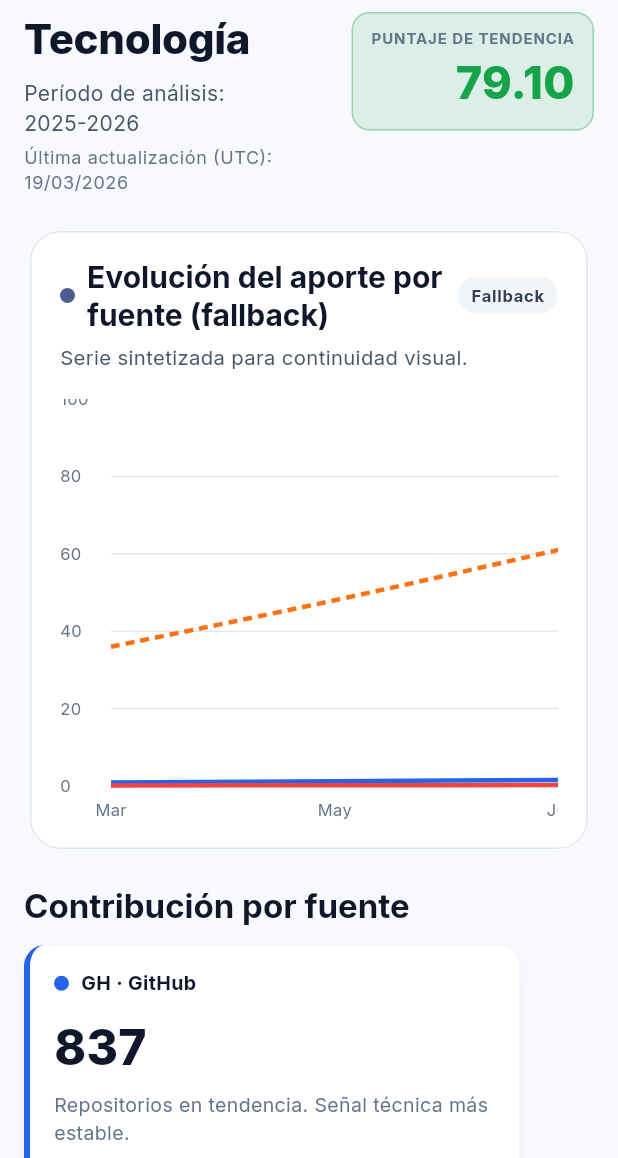
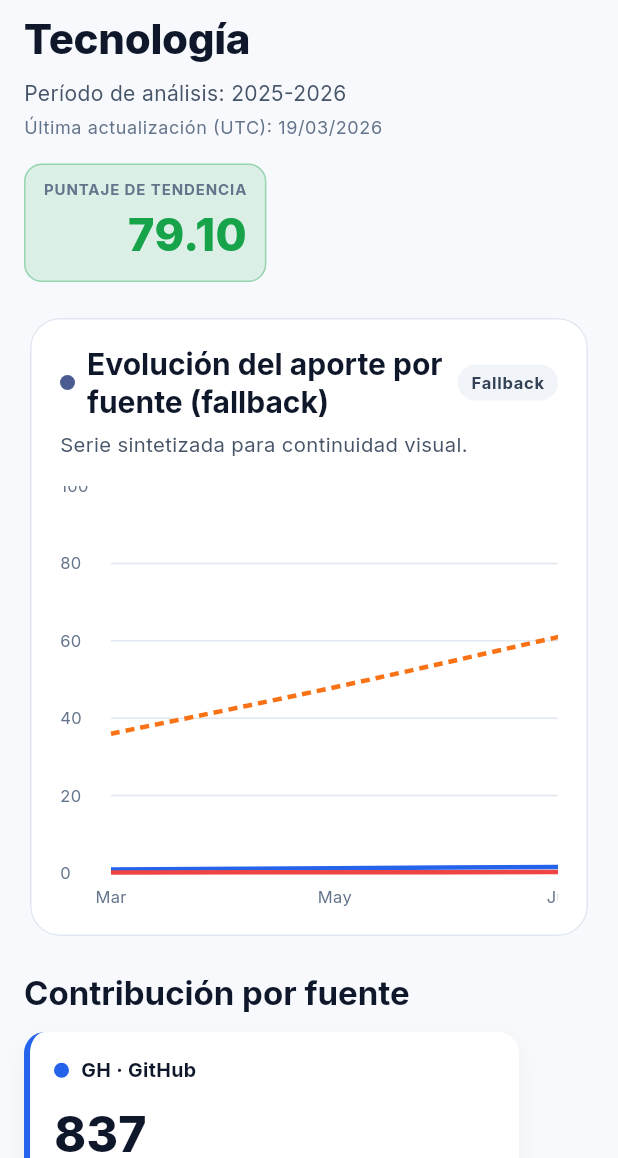
Before and after one commit to Sam-24-dev/Technology-trend-analysis-platform, a Flutter app: the TrendsTechScreen widget shown alone on an empty page, opened directly with empty values, on a phone screen of 412 x 824 dp, the part 78-1236 px from its top. Run offline on Flutter 3.47's test engine with Material 3 defaults, Android fonts, the phone set to English and light mode, and no system bars; drawn by our look-alikes of fl_chart; our stand-ins replace csv, flutter_riverpod, font_awesome_flutter, go_router, google_fonts; missing offline and left inert: file_saver.

Commit message:
fix(frontend): prevent trends detail header overflow

```diff
--- a/frontend/lib/screens/trends_tech_screen.dart
+++ b/frontend/lib/screens/trends_tech_screen.dart
@@ -131,8 +131,10 @@ class TrendsTechScreen extends ConsumerWidget {
   }
 
   Widget _buildBreadcrumb(BuildContext context, TextTheme textTheme) {
-    return Row(
-      mainAxisSize: MainAxisSize.min,
+    return Wrap(
+      spacing: 8,
+      runSpacing: 8,
+      crossAxisAlignment: WrapCrossAlignment.center,
       children: <Widget>[
         TextButton.icon(
           onPressed: () => context.go(AppRoutes.home),
@@ -153,7 +155,6 @@ class TrendsTechScreen extends ConsumerWidget {
             ),
           ),
         ),
-        const SizedBox(width: 8),
         Text(
           '> Análisis por tecnología',
           style: textTheme.labelLarge?.copyWith(
@@ -162,6 +163,49 @@ class TrendsTechScreen extends ConsumerWidget {
           ),
         ),
       ],
+    );
+  }
+
+  Widget _buildResponsiveHeroHeader({
+    required Widget primary,
+    required Widget secondary,
+  }) {
+    return LayoutBuilder(
+      builder: (BuildContext context, BoxConstraints constraints) {
+        final Widget scaledSecondary = FittedBox(
+          fit: BoxFit.scaleDown,
+          alignment: Alignment.topRight,
+          child: secondary,
+        );
+
+        if (constraints.maxWidth < 980) {
+          return Column(
+            crossAxisAlignment: CrossAxisAlignment.start,
+            children: <Widget>[
+              primary,
+              const SizedBox(height: 16),
+              Align(
+                alignment: Alignment.centerLeft,
+                child: scaledSecondary,
+              ),
+            ],
+          );
+        }
+
+        return Row(
+          crossAxisAlignment: CrossAxisAlignment.start,
+          children: <Widget>[
+            Expanded(child: primary),
+            const SizedBox(width: 16),
+            Flexible(
+              child: Align(
+                alignment: Alignment.topRight,
+                child: scaledSecondary,
+              ),
+            ),
+          ],
+        );
+      },
     );
   }
 
@@ -189,14 +233,8 @@ class TrendsTechScreen extends ConsumerWidget {
         _buildInsights(profile.summaryInsights);
     final bool isDegraded = manifest?.degradedMode == true;
 
-      return <Widget>[
-        _buildBreadcrumb(context, textTheme),
-      const SizedBox(height: 8),
-      Row(
-        crossAxisAlignment: CrossAxisAlignment.start,
-        children: <Widget>[
-          Expanded(
-            child: Column(
+    final Widget headerBlock = _buildResponsiveHeroHeader(
+      primary: Column(
         crossAxisAlignment: CrossAxisAlignment.start,
         children: <Widget>[
           Text(
@@ -250,11 +288,13 @@ class TrendsTechScreen extends ConsumerWidget {
           ),
         ],
       ),
-          ),
-          const SizedBox(width: 16),
-          _TrendScoreChip(score: profile.trendScoreActual),
-        ],
-      ),
+      secondary: _TrendScoreChip(score: profile.trendScoreActual),
+    );
+
+    return <Widget>[
+        _buildBreadcrumb(context, textTheme),
+      const SizedBox(height: 8),
+      headerBlock,
       if (isDegraded)
         const DegradedStateCard(
           message:
@@ -348,14 +388,8 @@ class TrendsTechScreen extends ConsumerWidget {
     final bool showBridgeWarning =
         bridgeMessage != null && bridgeMessage.trim().isNotEmpty;
     final bool isDegraded = manifest?.degradedMode == true;
-    return <Widget>[
-      _buildBreadcrumb(context, textTheme),
-      const SizedBox(height: 8),
-      Row(
-        crossAxisAlignment: CrossAxisAlignment.start,
-        children: <Widget>[
-          Expanded(
-            child: Column(
+    final Widget headerBlock = _buildResponsiveHeroHeader(
+      primary: Column(
         crossAxisAlignment: CrossAxisAlignment.start,
         children: <Widget>[
           Text(
@@ -382,11 +416,13 @@ class TrendsTechScreen extends ConsumerWidget {
           ),
         ],
       ),
-          ),
-          const SizedBox(width: 16),
-          _TrendScoreChip(score: summary.trendScore),
-        ],
-      ),
+      secondary: _TrendScoreChip(score: summary.trendScore),
+    );
+
+    return <Widget>[
+      _buildBreadcrumb(context, textTheme),
+      const SizedBox(height: 8),
+      headerBlock,
       if (showBridgeWarning)
         const DegradedStateCard(
           message:
@@ -671,21 +707,15 @@ class TrendsTechScreen extends ConsumerWidget {
               children: <Widget>[
                 const SkeletonLine(width: 180, height: 12),
                 const SizedBox(height: 8),
-                Row(
-                  crossAxisAlignment: CrossAxisAlignment.start,
-                  children: <Widget>[
-                    Expanded(
-                      child: Text(
+                _buildResponsiveHeroHeader(
+                  primary: Text(
                     techName,
                     style: textTheme.titleLarge?.copyWith(
                       color: const Color(0xFF0F172A),
                       fontWeight: FontWeight.w700,
                     ),
                   ),
-                    ),
-                    const SizedBox(width: 12),
-                    const SkeletonPill(width: 72, height: 32),
-                  ],
+                  secondary: const SkeletonPill(width: 72, height: 32),
                 ),
                 const SizedBox(height: 12),
                 Wrap(
```
Lines whose indentation alone changed are shown as unchanged.
